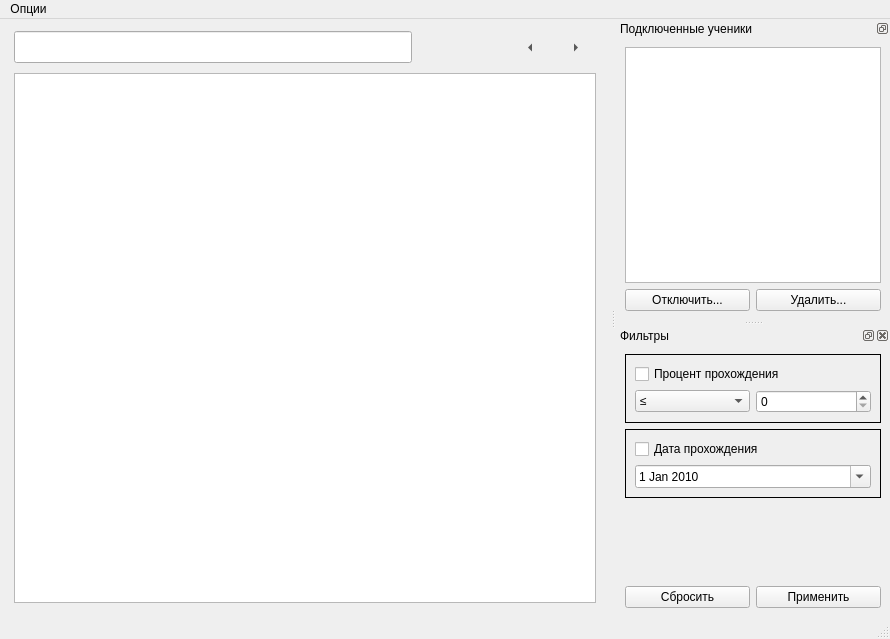
The window that teachED/ui/mainwindow.ui (DanDev-rs/Open-Digital-Testing-Platform) describes before a commit, drawn with Qt 5.
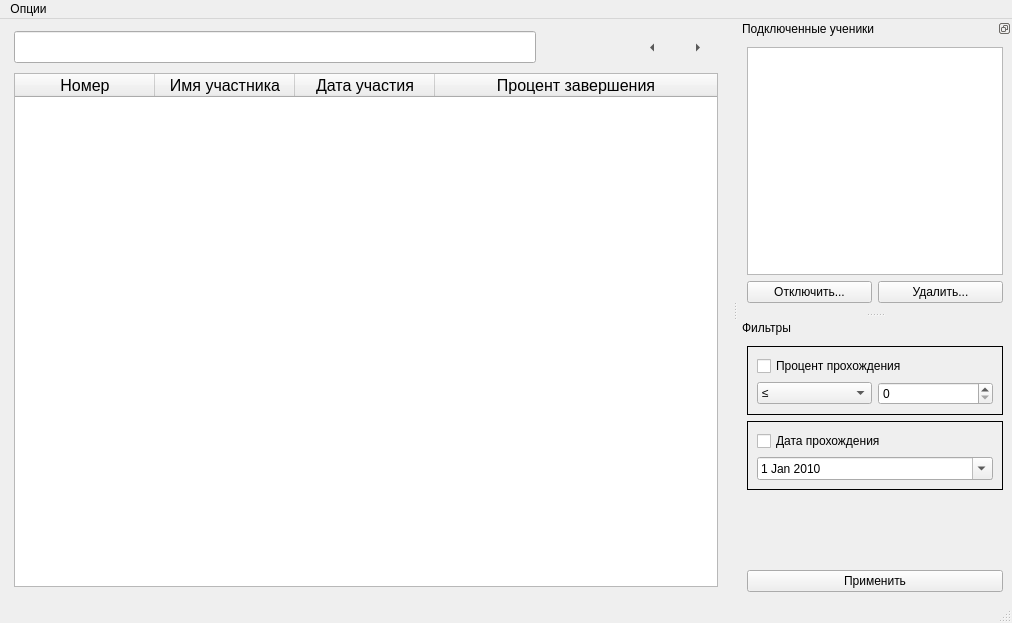
The same window after the commit. Icons and pictures are not drawn.

```diff
--- a/teachED/ui/mainwindow.ui
+++ b/teachED/ui/mainwindow.ui
@@ -6,10 +6,16 @@
    <rect>
     <x>0</x>
     <y>0</y>
-    <width>890</width>
-    <height>639</height>
+    <width>1012</width>
+    <height>623</height>
    </rect>
   </property>
+  <property name="minimumSize">
+   <size>
+    <width>932</width>
+    <height>0</height>
+   </size>
+  </property>
   <property name="windowTitle">
    <string>ОСЦТ - Учительская версия</string>
   </property>
@@ -45,6 +51,11 @@
             <height>32</height>
            </size>
           </property>
+          <property name="font">
+           <font>
+            <pointsize>12</pointsize>
+           </font>
+          </property>
           <property name="maxLength">
            <number>400</number>
           </property>
@@ -97,8 +108,8 @@
           </property>
           <property name="iconSize">
            <size>
-            <width>32</width>
-            <height>32</height>
+            <width>30</width>
+            <height>30</height>
            </size>
           </property>
           <property name="autoRaise">
@@ -156,7 +167,69 @@
        </layout>
       </item>
       <item>
-       <widget class="QTableWidget" name="view_table"/>
+       <widget class="QTableWidget" name="view_table">
+        <property name="font">
+         <font>
+          <pointsize>12</pointsize>
+         </font>
+        </property>
+        <property name="editTriggers">
+         <set>QAbstractItemView::NoEditTriggers</set>
+        </property>
+        <property name="dragDropOverwriteMode">
+         <bool>false</bool>
+        </property>
+        <property name="showGrid">
+         <bool>true</bool>
+        </property>
+        <property name="sortingEnabled">
+         <bool>true</bool>
+        </property>
+        <property name="columnCount">
+         <number>4</number>
+        </property>
+        <attribute name="horizontalHeaderVisible">
+         <bool>true</bool>
+        </attribute>
+        <attribute name="horizontalHeaderCascadingSectionResizes">
+         <bool>true</bool>
+        </attribute>
+        <attribute name="horizontalHeaderDefaultSectionSize">
+         <number>140</number>
+        </attribute>
+        <attribute name="horizontalHeaderMinimumSectionSize">
+         <number>45</number>
+        </attribute>
+        <attribute name="horizontalHeaderShowSortIndicator" stdset="0">
+         <bool>true</bool>
+        </attribute>
+        <attribute name="horizontalHeaderStretchLastSection">
+         <bool>true</bool>
+        </attribute>
+        <attribute name="verticalHeaderVisible">
+         <bool>false</bool>
+        </attribute>
+        <column>
+         <property name="text">
+          <string>Номер</string>
+         </property>
+        </column>
+        <column>
+         <property name="text">
+          <string>Имя участника</string>
+         </property>
+        </column>
+        <column>
+         <property name="text">
+          <string>Дата участия</string>
+         </property>
+        </column>
+        <column>
+         <property name="text">
+          <string>Процент завершения</string>
+         </property>
+        </column>
+       </widget>
       </item>
      </layout>
     </item>
@@ -167,7 +240,7 @@
     <rect>
      <x>0</x>
      <y>0</y>
-     <width>890</width>
+     <width>1012</width>
      <height>21</height>
     </rect>
    </property>
@@ -222,6 +295,12 @@
    </widget>
   </widget>
   <widget class="QDockWidget" name="filter_widget">
+   <property name="floating">
+    <bool>false</bool>
+   </property>
+   <property name="features">
+    <set>QDockWidget::DockWidgetMovable</set>
+   </property>
    <property name="allowedAreas">
     <set>Qt::LeftDockWidgetArea|Qt::RightDockWidgetArea</set>
    </property>
@@ -339,22 +418,11 @@
       </spacer>
      </item>
      <item>
-      <layout class="QHBoxLayout" name="horizontalLayout_5">
-       <item>
-        <widget class="QPushButton" name="pushButton">
-         <property name="text">
-          <string>Сбросить</string>
-         </property>
-        </widget>
-       </item>
-       <item>
-        <widget class="QPushButton" name="pushButton_2">
-         <property name="text">
-          <string>Применить</string>
-         </property>
-        </widget>
-       </item>
-      </layout>
+      <widget class="QPushButton" name="f_enable">
+       <property name="text">
+        <string>Применить</string>
+       </property>
+      </widget>
      </item>
     </layout>
    </widget>
```
Left out of the diff: 14 changed lines with no effect on the pictures.
